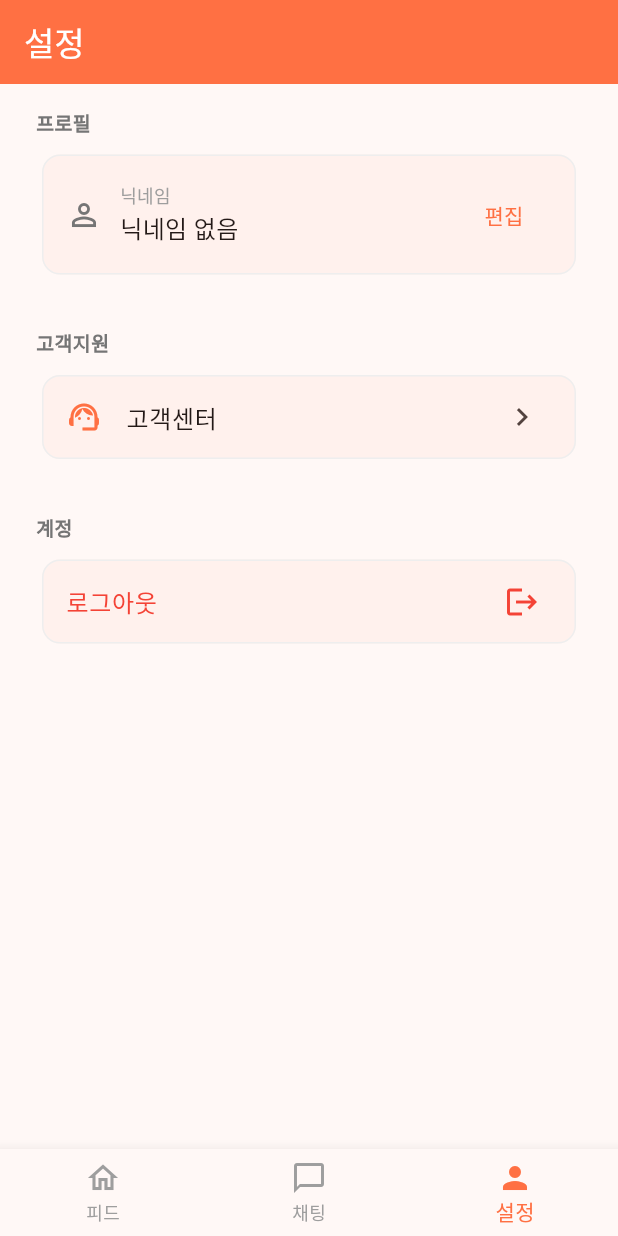
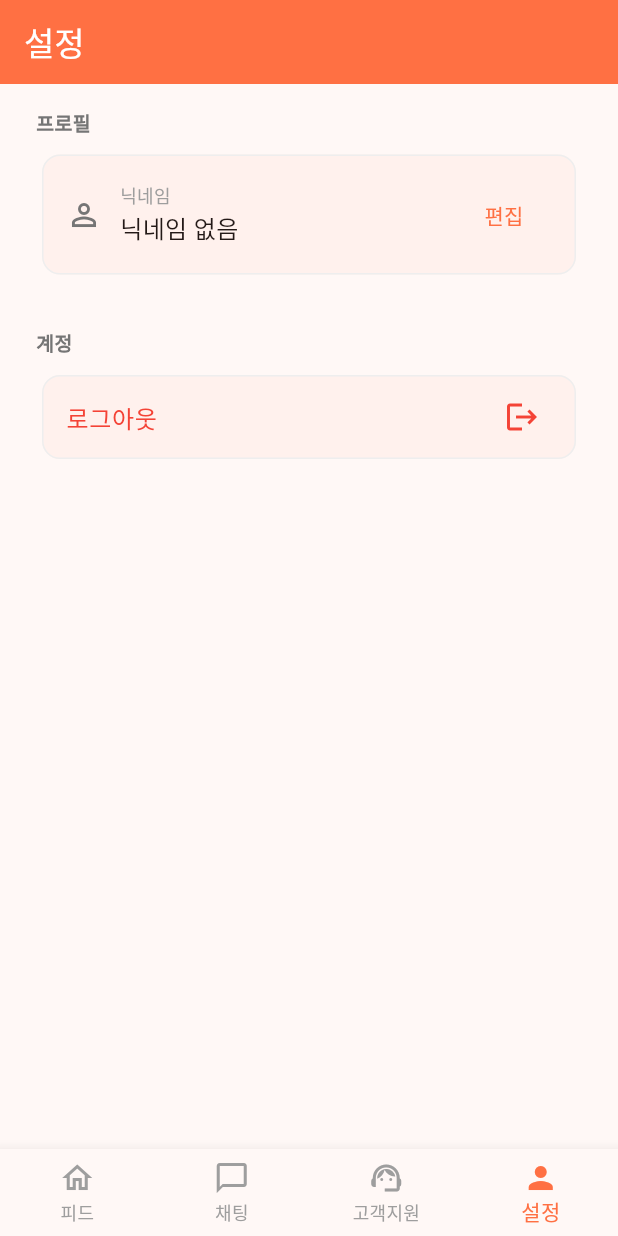
Before and after one commit to urisuni0-byte/test0529, a Flutter app: the SettingsScreen screen opened by its route, on a phone screen of 412 x 824 dp. Run offline on Flutter 3.47's test engine with Material 3 defaults, Android fonts, the phone set to English and light mode, and no system bars; our stand-ins replace dio, firebase_core, firebase_messaging, flutter_image_compress, flutter_riverpod, flutter_secure_storage and 4 more; accounts and stored records are empty; network calls fail.

Commit message:
feat: add 고객지원 tab to bottom navigation (4 tabs)
피드 / 채팅 / 고객지원 / 설정
- Move /support into ShellRoute for persistent bottom nav
- Remove duplicate 고객센터 button from settings screen

Co-Authored-By: Claude Sonnet 4.6 <noreply@anthropic.com>

```diff
--- a/mobile/lib/core/router/app_router.dart
+++ b/mobile/lib/core/router/app_router.dart
@@ -122,10 +122,6 @@ final routerProvider = Provider<GoRouter>((ref) {
         path: '/neighborhood',
         builder: (context, state) => const NeighborhoodPickerScreen(),
       ),
-      GoRoute(
-        path: '/support',
-        builder: (context, state) => const SupportChatScreen(),
-      ),
       ShellRoute(
         builder: (context, state, child) => MainShell(child: child),
         routes: [
@@ -136,6 +132,10 @@ final routerProvider = Provider<GoRouter>((ref) {
           GoRoute(
             path: '/chat-list',
             builder: (context, state) => const ChatListScreen(),
+          ),
+          GoRoute(
+            path: '/support',
+            builder: (context, state) => const SupportChatScreen(),
           ),
           GoRoute(
             path: '/settings',
--- a/mobile/lib/core/router/main_shell.dart
+++ b/mobile/lib/core/router/main_shell.dart
@@ -5,13 +5,13 @@ class MainShell extends StatelessWidget {
   const MainShell({super.key, required this.child});
   final Widget child;
 
-  static const _tabs = ['/feed', '/chat-list', '/settings'];
+  static const _tabs = ['/feed', '/chat-list', '/support', '/settings'];
 
   @override
   Widget build(BuildContext context) {
     final location = GoRouterState.of(context).uri.path;
     final currentIndex =
-        _tabs.indexWhere((t) => location.startsWith(t)).clamp(0, 2);
+        _tabs.indexWhere((t) => location.startsWith(t)).clamp(0, 3);
 
     return Scaffold(
       body: child,
@@ -19,6 +19,7 @@ class MainShell extends StatelessWidget {
         currentIndex: currentIndex,
         selectedItemColor: const Color(0xFFFF7043),
         unselectedItemColor: Colors.grey,
+        type: BottomNavigationBarType.fixed,
         onTap: (i) => context.go(_tabs[i]),
         items: const [
           BottomNavigationBarItem(
@@ -32,6 +33,11 @@ class MainShell extends StatelessWidget {
             label: '채팅',
           ),
           BottomNavigationBarItem(
+            icon: Icon(Icons.support_agent_outlined),
+            activeIcon: Icon(Icons.support_agent),
+            label: '고객지원',
+          ),
+          BottomNavigationBarItem(
             icon: Icon(Icons.person_outline),
             activeIcon: Icon(Icons.person),
             label: '설정',
--- a/mobile/lib/features/auth/presentation/settings_screen.dart
+++ b/mobile/lib/features/auth/presentation/settings_screen.dart
@@ -1,7 +1,6 @@
 import 'package:dio/dio.dart';
 import 'package:flutter/material.dart';
 import 'package:flutter_riverpod/flutter_riverpod.dart';
-import 'package:go_router/go_router.dart';
 
 import '../../../core/network/api_client.dart';
 import '../domain/auth_notifier.dart';
@@ -192,25 +191,6 @@ class _SettingsScreenState extends ConsumerState<SettingsScreen> {
               ),
               const SizedBox(height: 32),
               const Text(
-                '고객지원',
-                style: TextStyle(fontSize: 13, fontWeight: FontWeight.w600, color: Color(0xFF757575)),
-              ),
-              const SizedBox(height: 8),
-              Card(
-                elevation: 0,
-                shape: RoundedRectangleBorder(
-                  borderRadius: BorderRadius.circular(12),
-                  side: BorderSide(color: Colors.grey.shade200),
-                ),
-                child: ListTile(
-                  title: const Text('고객센터'),
-                  leading: const Icon(Icons.support_agent_outlined, color: Color(0xFFFF7043)),
-                  trailing: const Icon(Icons.chevron_right),
-                  onTap: () => context.push('/support'),
-                ),
-              ),
-              const SizedBox(height: 32),
-              const Text(
                 '계정',
                 style: TextStyle(
                   fontSize: 13,
```
